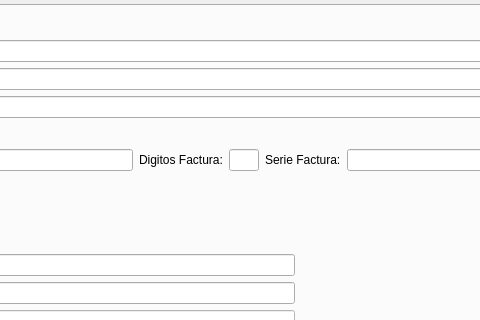
First picture: the form in Zona_Administrador/frmempresas.ui, repository arcnexus/RedFoX, before the edit; both pictures show x 553 to 1033 and y 117 to 437 of the 1291 by 590 pixel window.
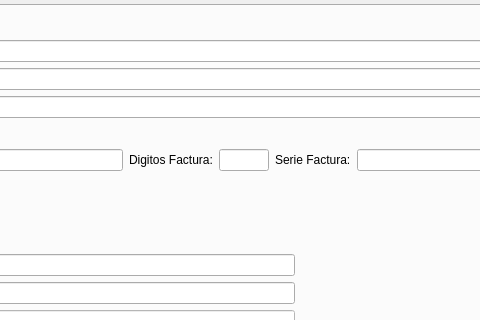
Second picture: the form after the edit. The open tabs and pages were chosen to show the change. Icons and pictures are not drawn. Custom widgets are drawn as their Qt base class.

What changed in the file:
```diff
--- a/Zona_Administrador/frmempresas.ui
+++ b/Zona_Administrador/frmempresas.ui
@@ -662,7 +662,7 @@
               <widget class="QLineEdit" name="txtndigitos_factura">
                <property name="maximumSize">
                 <size>
-                 <width>30</width>
+                 <width>50</width>
                  <height>16777215</height>
                 </size>
                </property>
```
Left out of the diff: 2 changed lines with no effect on the pictures.
